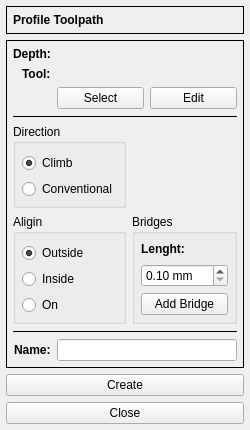
Qt form G2G/forms/profileform.ui (XRay3D/GERBER_X3) before a commit.
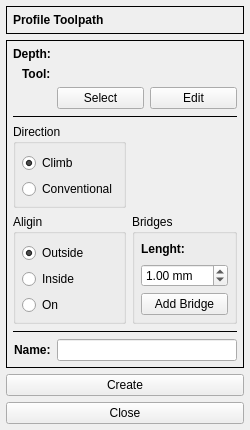
The same form after that commit. Icons and pictures are not drawn. Custom widgets are drawn as their Qt base class.

Diff of the .ui file:
```diff
--- a/G2G/forms/profileform.ui
+++ b/G2G/forms/profileform.ui
@@ -296,6 +296,9 @@
              <property name="singleStep">
               <double>0.100000000000000</double>
              </property>
+             <property name="value">
+              <double>1.000000000000000</double>
+             </property>
             </widget>
            </item>
            <item>
```
